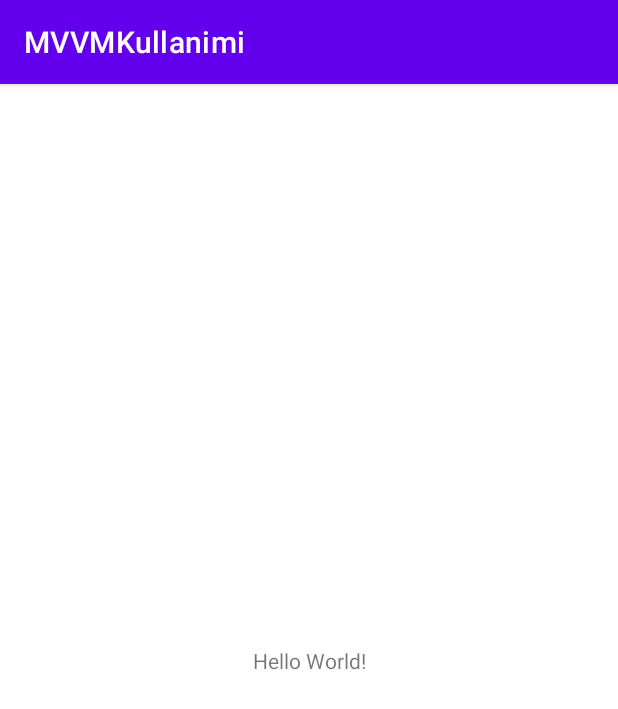
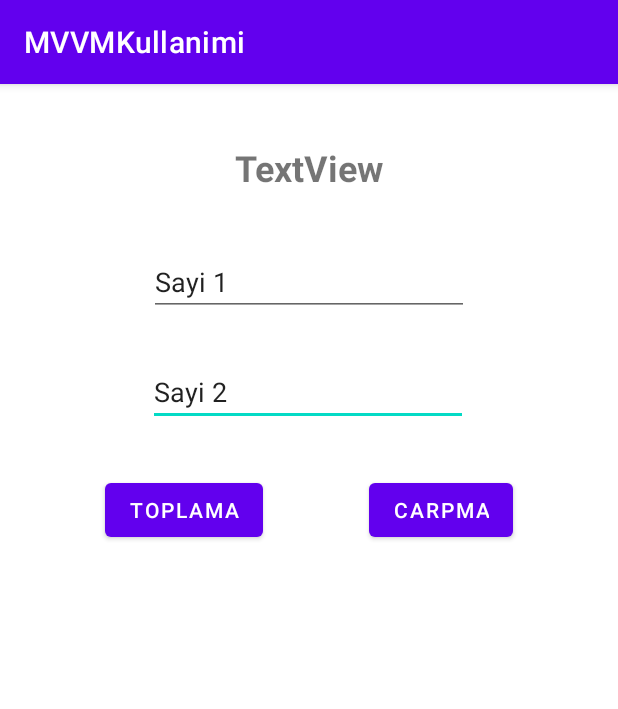
Before and after one commit to Orhun-Ozdemir/KotlinMVVM, an Android app: the screen it shows after launch (MainActivity), on a phone screen of 412 x 824 dp. Shown: the top 709 px of the screen. Run offline under Robolectric (Android 15) with nearby library versions, the phone set to English and light mode, and no system bars.

Commit message:
Hesap  Ekranı Dizayn

```diff
--- a/app/build.gradle
+++ b/app/build.gradle
@@ -1,6 +1,7 @@
 plugins {
     id 'com.android.application'
     id 'kotlin-android'
+    id 'kotlin-android-extensions'
 }
 
 android {
--- a/app/src/main/res/layout/activity_main.xml
+++ b/app/src/main/res/layout/activity_main.xml
@@ -7,12 +7,63 @@
     tools:context=".MainActivity">
 
     <TextView
+        android:id="@+id/textViewSonuc"
         android:layout_width="wrap_content"
         android:layout_height="wrap_content"
-        android:text="Hello World!"
-        app:layout_constraintBottom_toBottomOf="parent"
-        app:layout_constraintLeft_toLeftOf="parent"
-        app:layout_constraintRight_toRightOf="parent"
+        android:layout_marginTop="39dp"
+        android:text="TextView"
+        android:textSize="24sp"
+        android:textStyle="bold"
+        app:layout_constraintEnd_toEndOf="parent"
+        app:layout_constraintStart_toStartOf="parent"
         app:layout_constraintTop_toTopOf="parent" />
 
+    <EditText
+        android:id="@+id/editTextSayi2"
+        android:layout_width="wrap_content"
+        android:layout_height="wrap_content"
+        android:layout_marginTop="28dp"
+        android:ems="10"
+        android:inputType="textPersonName"
+        android:text="Sayi 2"
+        app:layout_constraintEnd_toEndOf="parent"
+        app:layout_constraintHorizontal_bias="0.497"
+        app:layout_constraintStart_toStartOf="parent"
+        app:layout_constraintTop_toBottomOf="@+id/editTextSayi1" />
+
+    <EditText
+        android:id="@+id/editTextSayi1"
+        android:layout_width="wrap_content"
+        android:layout_height="wrap_content"
+        android:layout_marginTop="37dp"
+        android:ems="10"
+        android:inputType="textPersonName"
+        android:text="Sayi 1"
+        app:layout_constraintEnd_toEndOf="parent"
+        app:layout_constraintStart_toStartOf="parent"
+        app:layout_constraintTop_toBottomOf="@+id/textViewSonuc" />
+
+    <Button
+        android:id="@+id/buttonToplama"
+        android:layout_width="wrap_content"
+        android:layout_height="wrap_content"
+        android:layout_marginTop="32dp"
+        android:text="Toplama"
+        app:layout_constraintEnd_toStartOf="@+id/buttonCarpma"
+        app:layout_constraintHorizontal_bias="0.5"
+        app:layout_constraintStart_toStartOf="parent"
+        app:layout_constraintTop_toBottomOf="@+id/editTextSayi2" />
+
+    <Button
+        android:id="@+id/buttonCarpma"
+        android:layout_width="wrap_content"
+        android:layout_height="wrap_content"
+        android:layout_marginTop="32dp"
+        android:text="CArpma"
+        app:layout_constraintEnd_toEndOf="parent"
+        app:layout_constraintHorizontal_bias="0.5"
+        app:layout_constraintStart_toEndOf="@+id/buttonToplama"
+        app:layout_constraintTop_toBottomOf="@+id/editTextSayi2" />
+
+
 </androidx.constraintlayout.widget.ConstraintLayout>
```
Also changed, not shown: app/src/main/java/com/example/mvvmkullanimi/MainActivity.kt (line endings or trailing spaces).
